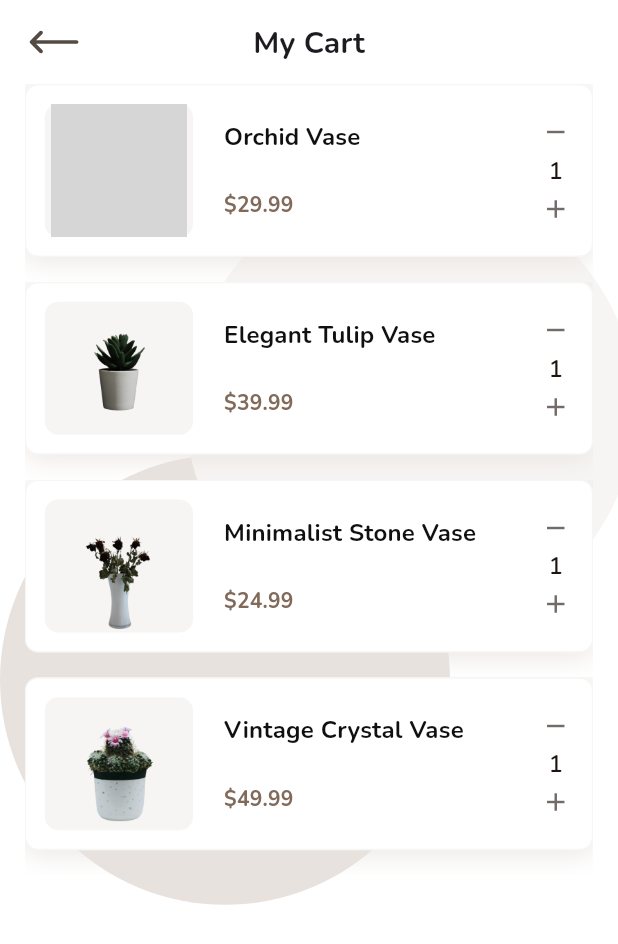
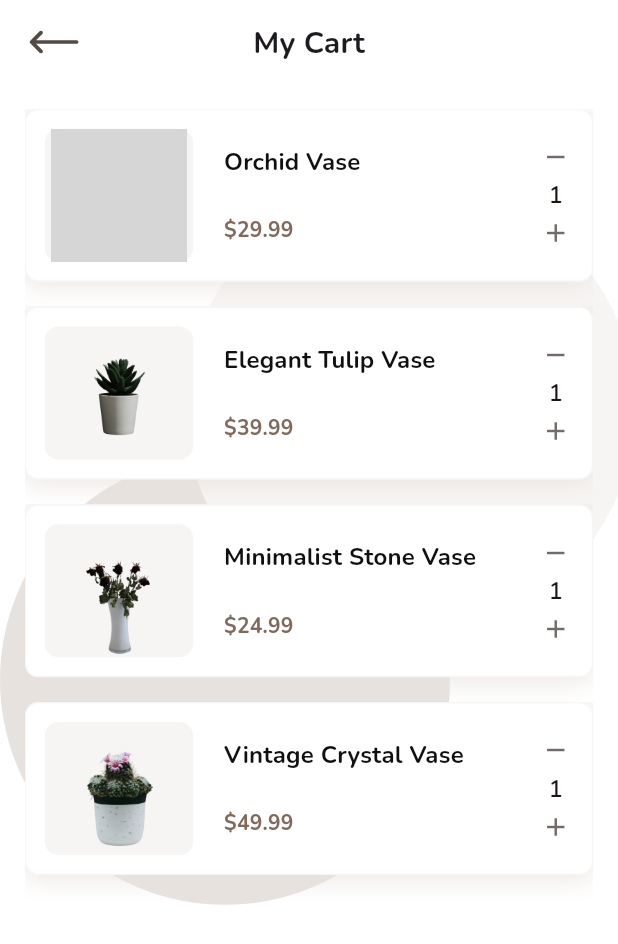
Before and after one commit to Amr20533/animated_flower_vase_app_ui, a Flutter app: the CartScreen screen opened by its route, on a phone screen of 412 x 824 dp. Shown: the top 944 px of the screen. Run offline on Flutter 3.47's test engine with Material 3 defaults, Android fonts, the light colour scheme and no system bars; our stand-ins replace expandable_text, flutter_svg, google_fonts; grey boxes are pictures that could not be loaded.

Commit message:
Last Edit

```diff
--- a/lib/views/cart_screen.dart
+++ b/lib/views/cart_screen.dart
@@ -71,7 +71,7 @@ class CartScreenState extends State<CartScreen> with SingleTickerProviderStateMi
             },
           ),
           Padding(
-            padding: EdgeInsets.symmetric(horizontal: size.width * 0.04),
+            padding: EdgeInsets.symmetric(horizontal: size.width * 0.04, vertical: size.height * 0.02),
             child: Column(
               children: [
                 AnimatedList(
```
